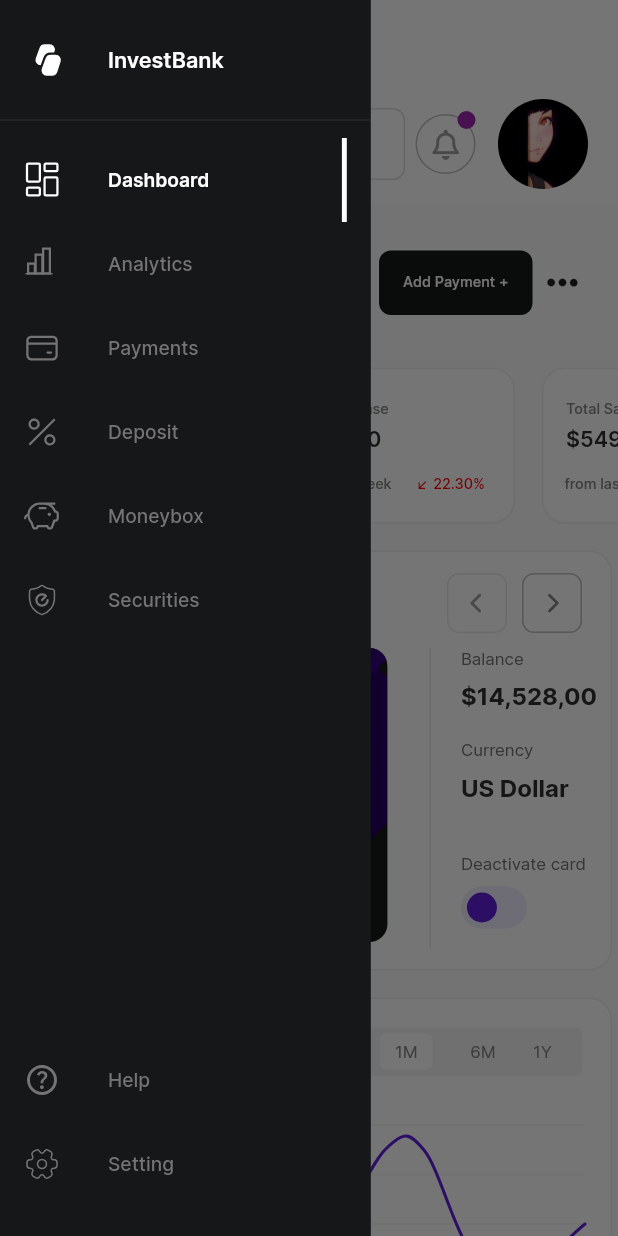
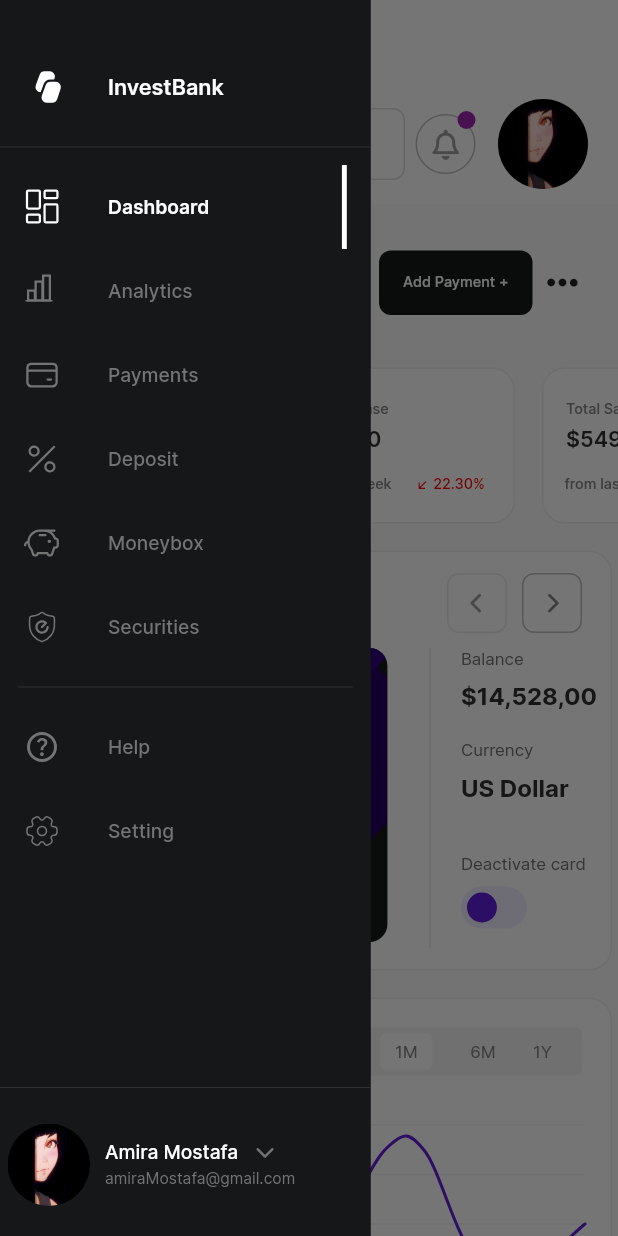
Before and after one commit to AmiraMostafa628/responsive_adaptive_dashboard, a Flutter app: the screen it shows after launch, after a tap on the "menu" icon, on a phone screen of 412 x 824 dp. Run offline on Flutter 3.47's test engine with Material 2 defaults, Android fonts, the phone set to English and light mode, and no system bars; drawn by our look-alikes of fl_chart, flutter_switch; our stand-ins replace device_preview, flutter_svg, font_awesome_flutter.

Commit message:
update custom drawer

```diff
--- a/lib/utils/app_styles.dart
+++ b/lib/utils/app_styles.dart
@@ -84,7 +84,14 @@ abstract class AppStyles{
       fontWeight: FontWeight.w500,
     );
   }
-
+  static TextStyle styleRegular13(context){
+    return TextStyle(
+      color: const Color(0xFF747475),
+      fontSize: getResponsiveFontSize(context, fontSize: 13),
+      fontFamily: 'Inter',
+      fontWeight: FontWeight.w400,
+    );
+  }
   static TextStyle styleMedium12(context){
     return TextStyle(
       color: const Color(0xFF848484),
@@ -130,7 +137,7 @@ double getScaleFactor(BuildContext context){
   }
   else
   {
-    return width/1920;
+    return width/1600;
   }
 }
 
--- a/lib/views/widgets/custom_drawer.dart
+++ b/lib/views/widgets/custom_drawer.dart
@@ -3,8 +3,10 @@ import 'package:flutter_svg/flutter_svg.dart';
 import 'package:responsive_adaptive_dashboard/models/drawer_item_model.dart';
 import 'package:responsive_adaptive_dashboard/utils/app_images.dart';
 import 'package:responsive_adaptive_dashboard/utils/app_styles.dart';
+import 'package:responsive_adaptive_dashboard/utils/size_config.dart';
 import 'package:responsive_adaptive_dashboard/views/widgets/active_and_inactive_drawer_item.dart';
 import 'package:responsive_adaptive_dashboard/views/widgets/custom_drawer_list_view.dart';
+import 'package:responsive_adaptive_dashboard/views/widgets/user_info.dart';
 
 class CustomDrawer extends StatelessWidget {
   const CustomDrawer({Key? key}) : super(key: key);
@@ -16,9 +18,9 @@ class CustomDrawer extends StatelessWidget {
       color: const Color(0xFF151718),
       child: CustomScrollView(
         slivers: [
-          const SliverToBoxAdapter(
+           SliverToBoxAdapter(
             child: SizedBox(
-              height: 12,
+              height: MediaQuery.sizeOf(context).width < SizeConfig.tablet ?30 :12,
             ),
           ),
           SliverToBoxAdapter(
@@ -38,6 +40,28 @@ class CustomDrawer extends StatelessWidget {
             ),
           ),
           const CustomDrawerListView(),
+          const SliverToBoxAdapter(
+            child: Padding(
+              padding: EdgeInsets.symmetric(horizontal: 12.0),
+              child: Divider(
+                height: 24,
+                color: Color(0xFF303031),
+              ),
+            ),
+          ),
+          const SliverToBoxAdapter(
+            child: Column(
+              children: [
+                InActiveDrawerItem(itemModel: DrawerItemModel(image: AppImages.help,
+                  title: 'Help'
+                )),
+                InActiveDrawerItem(itemModel: DrawerItemModel(image: AppImages.setting,
+                    title: 'Setting'
+                )),
+
+              ],
+            ),
+          ),
           const SliverFillRemaining(
             hasScrollBody: false,
             child: Column(
@@ -47,19 +71,19 @@ class CustomDrawer extends StatelessWidget {
                     height: 20,
                   ),
                 ),
-                InActiveDrawerItem(itemModel: DrawerItemModel(image: AppImages.help,
-                  title: 'Help'
-                )),
-                InActiveDrawerItem(itemModel: DrawerItemModel(image: AppImages.setting,
-                    title: 'Setting'
-                )),
+                Divider(
+                  height: 48,
+                  color: Color(0xFF303031),
+                ),
+                UserInfo(),
                 SizedBox(
                   height: 20,
-                )
+                ),
 
               ],
             ),
-          )
+          ),
+
 
         ],
       ),
--- a/lib/views/widgets/my_card.dart
+++ b/lib/views/widgets/my_card.dart
@@ -1,8 +1,8 @@
-import 'package:flutter/cupertino.dart';
 import 'package:flutter/material.dart';
 import 'package:flutter_svg/flutter_svg.dart';
 import 'package:responsive_adaptive_dashboard/utils/app_images.dart';
 import 'package:responsive_adaptive_dashboard/utils/app_styles.dart';
+import 'package:responsive_adaptive_dashboard/utils/size_config.dart';
 
 class MyCard extends StatelessWidget {
   const MyCard({Key? key}) : super(key: key);
@@ -12,21 +12,22 @@ class MyCard extends StatelessWidget {
     return Padding(
       padding: const EdgeInsets.only(right: 8.0),
       child: Stack(
-        alignment: AlignmentDirectional.centerStart,
+        alignment: AlignmentDirectional.centerEnd,
         children: [
           Container(
             width: 291,
             height: 170,
             decoration: const BoxDecoration(
               image: DecorationImage(
-                alignment: AlignmentDirectional.centerEnd,
+                // alignment: AlignmentDirectional.centerEnd,
                 image: AssetImage(AppImages.cardDecoration,
                 ),
-
               ),
             ),
           ),
           const CardInfo(),
+
+
 
 
         ],
@@ -42,18 +43,23 @@ class CardInfo extends StatelessWidget {
 
   @override
   Widget build(BuildContext context) {
+    var width = MediaQuery.sizeOf(context).width;
     return  SizedBox(
       height: 196,
-      width: 335,
+      width: 340,
       child: Stack(
         alignment: AlignmentDirectional.topEnd,
         children: [
-          Container(
+          Align(
+            alignment: AlignmentDirectional.centerStart,
+            child: Container(
               width: 325,
               decoration: ShapeDecoration(
                 image: const DecorationImage(
                   alignment: AlignmentDirectional.topEnd,
-                image: AssetImage(AppImages.rectangle19),
+                  fit: BoxFit.scaleDown,
+                  image: AssetImage(AppImages.rectangle19,
+                  ),
 
                 ),
                 color: const Color(0xFF151718),
@@ -96,9 +102,19 @@ class CardInfo extends StatelessWidget {
                 ],
               ),
             ),
-          ClipRRect(
-              borderRadius: BorderRadius.circular(12),
-              child: Image.asset(AppImages.rectangle18))
+          ),
+          width  < SizeConfig.tablet ? ClipRRect(
+              borderRadius: const BorderRadius.only(topRight:Radius.circular(12) ),
+              child: Image.asset(AppImages.rectangle18,
+                width: 132,
+              )):
+          Padding(
+            padding: const EdgeInsets.only(right: 10.0),
+            child: ClipRRect(
+                borderRadius: const BorderRadius.only(topRight:Radius.circular(26) ),
+                child: Image.asset(AppImages.rectangle18,
+                )),
+          )
         ],
       ),
     );
--- /dev/null
+++ b/lib/views/widgets/user_info.dart
@@ -0,0 +1,54 @@
+import 'package:flutter/material.dart';
+import 'package:font_awesome_flutter/font_awesome_flutter.dart';
+import 'package:responsive_adaptive_dashboard/utils/app_styles.dart';
+import 'package:responsive_adaptive_dashboard/views/widgets/user_image_widget.dart';
+
+class UserInfo extends StatelessWidget {
+  const UserInfo({
+  super.key,
+  });
+
+  @override
+  Widget build(BuildContext context) {
+    return Row(
+      children: [
+        const Flexible(child: SizedBox(
+            height:55,
+            width: 65,
+            child: UserImage())),
+        const SizedBox(
+          width: 5.0,
+        ),
+        Column(
+          crossAxisAlignment: CrossAxisAlignment.start,
+          children: [
+            Padding(
+              padding: const EdgeInsets.only(bottom: 4.0),
+              child: Row(
+                children: [
+                  Text('Amira Mostafa ',
+                    style: AppStyles.styleMedium16(context).copyWith(
+                        color: const Color(0xFFFFFFFF)
+                    ),
+                  ),
+                  const Padding(
+                    padding: EdgeInsets.only(left: 8.0),
+                    child: Icon(FontAwesomeIcons.chevronDown,
+                      size: 13.0,
+                      color: Color(0xFF747475),
+                    ),
+                  )
+                ],
+              ),
+            ),
+            Text('amiraMostafa@gmail.com ',
+              overflow: TextOverflow.ellipsis,
+              style: AppStyles.styleRegular13(context),
+            ),
+          ],
+        )
+
+      ],
+    );
+  }
+}
```
Lines whose indentation alone changed are shown as unchanged.
